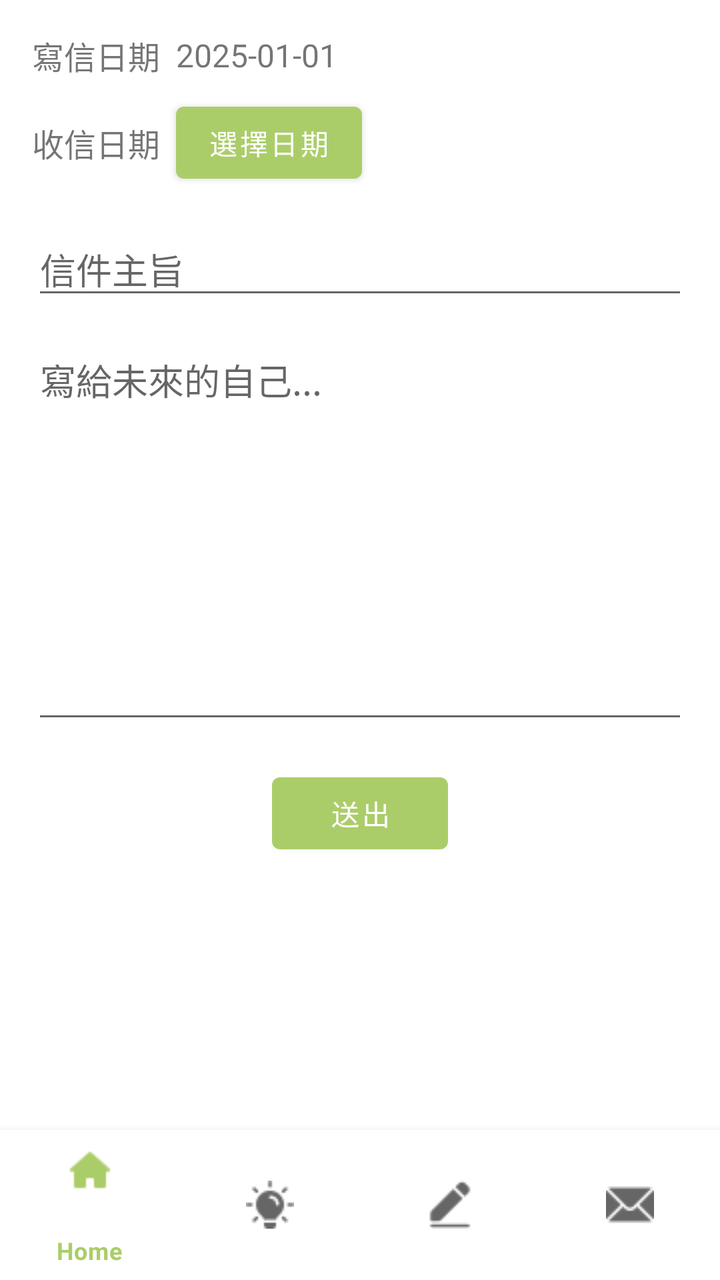
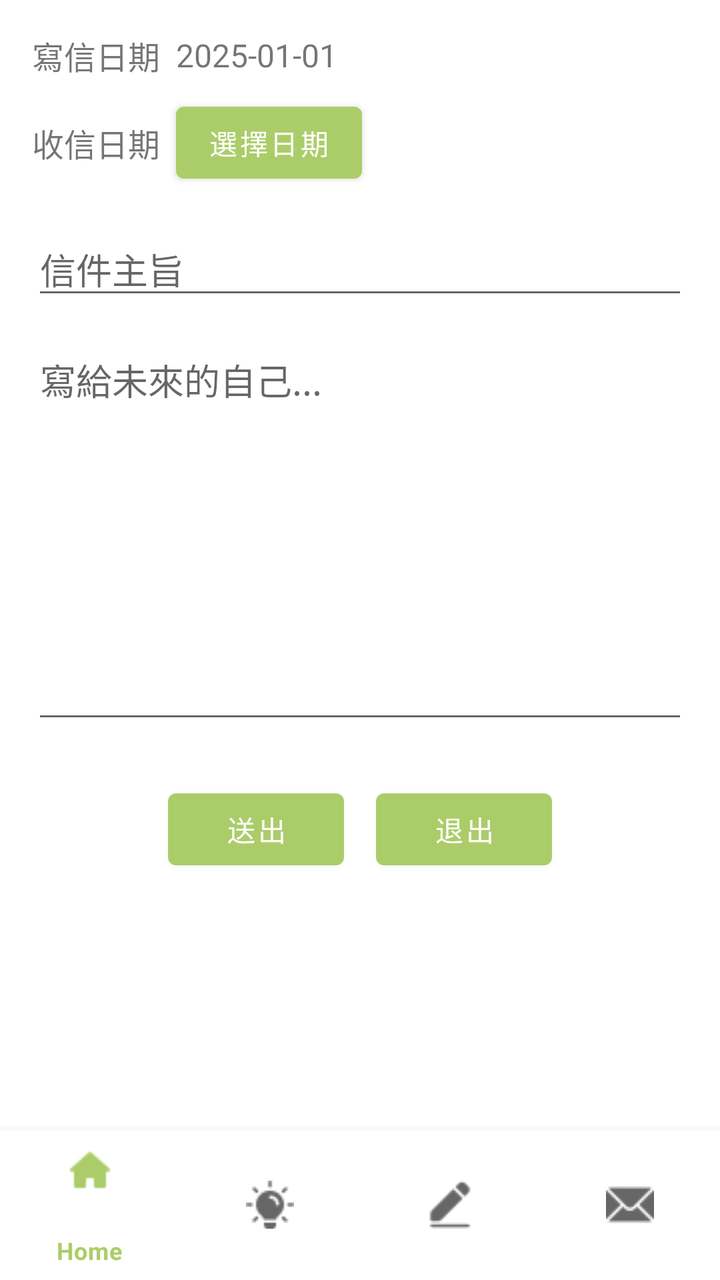

Compare the two renders of this Android layout. The source of the first and the diff that turns it into the second are given below.
<!-- AndroidManifest.xml: application theme Theme.FutureMeMailApp -->
<!-- res/layout/activity_write.xml -->
<?xml version="1.0" encoding="utf-8"?>
<androidx.constraintlayout.widget.ConstraintLayout xmlns:android="http://schemas.android.com/apk/res/android"
    xmlns:app="http://schemas.android.com/apk/res-auto"
    xmlns:tools="http://schemas.android.com/tools"
    android:id="@+id/main"
    android:layout_width="match_parent"
    android:layout_height="match_parent"
    tools:context=".MainActivity">

    
    <ScrollView
        android:id="@+id/scrollWrite"
        android:layout_width="0dp"
        android:layout_height="0dp"
        android:fillViewport="true"
        app:layout_constraintTop_toTopOf="parent"
        app:layout_constraintBottom_toTopOf="@id/bottomNavigationView"
        app:layout_constraintStart_toStartOf="parent"
        app:layout_constraintEnd_toEndOf="parent">

        <LinearLayout
            android:layout_width="match_parent"
            android:layout_height="wrap_content"
            android:orientation="vertical"
            android:padding="16dp">

            
            <LinearLayout
                android:layout_width="match_parent"
                android:layout_height="wrap_content"
                android:orientation="horizontal"
                android:gravity="center_vertical"
                android:layout_marginBottom="8dp">

                <TextView
                    android:id="@+id/tvWriteDateLabel"
                    android:layout_width="wrap_content"
                    android:layout_height="wrap_content"
                    android:text="寫信日期"
                    android:textSize="16sp" />

                <TextView
                    android:id="@+id/tvWriteDate"
                    android:layout_width="wrap_content"
                    android:layout_height="wrap_content"
                    android:layout_marginStart="8dp"
                    android:text="2025-01-01"
                    android:textSize="16sp" />
            </LinearLayout>

            
            <LinearLayout
                android:layout_width="match_parent"
                android:layout_height="wrap_content"
                android:orientation="horizontal"
                android:gravity="center_vertical"
                android:layout_marginBottom="16dp">

                <TextView
                    android:id="@+id/tvReceiveDateLabel"
                    android:layout_width="wrap_content"
                    android:layout_height="wrap_content"
                    android:text="收信日期"
                    android:textSize="16sp" />

                <Button
                    android:id="@+id/btnPickReceiveDate"
                    android:layout_width="wrap_content"
                    android:layout_height="wrap_content"
                    android:layout_marginStart="8dp"
                    android:text="選擇日期" />
            </LinearLayout>

            
            <EditText
                android:id="@+id/etTitle"
                android:layout_width="match_parent"
                android:layout_height="wrap_content"
                android:hint="信件主旨"
                android:layout_marginBottom="12dp" />

            
            <EditText
                android:id="@+id/etContent"
                android:layout_width="match_parent"
                android:layout_height="200dp"
                android:hint="寫給未來的自己..."
                android:gravity="top"
                android:inputType="textMultiLine"
                android:layout_marginBottom="16dp" />

            
            <Button
                android:id="@+id/btnSend"
                android:layout_width="wrap_content"
                android:layout_height="wrap_content"
                android:text="送出"
                android:layout_gravity="center_horizontal" />

        </LinearLayout>
    </ScrollView>

    
    <com.google.android.material.bottomnavigation.BottomNavigationView
        android:id="@+id/bottomNavigationView"
        android:layout_width="0dp"
        android:layout_height="75dp"
        app:layout_constraintBottom_toBottomOf="parent"
        app:layout_constraintStart_toStartOf="parent"
        app:layout_constraintEnd_toEndOf="parent"
        app:menu="@menu/bottom_nav_menu" />

</androidx.constraintlayout.widget.ConstraintLayout>
<!-- resources referenced by this layout -->
<resources>
  <style name="Theme.FutureMeMailApp" parent="Theme.MaterialComponents.DayNight.DarkActionBar">
          
          
          
          <item name="colorPrimary">@color/green_200</item>
          <item name="colorPrimaryVariant">@color/green_700</item>
          <item name="colorOnPrimary">@color/white</item>
          
          <item name="colorSecondary">@color/teal_200</item>
          <item name="colorSecondaryVariant">@color/teal_700</item>
          <item name="colorOnSecondary">@color/black</item>
          
          <item name="android:statusBarColor" tools:targetApi="l">?attr/colorPrimaryVariant</item>
      </style>
  <color name="green_200">#ABCD69</color>
  <color name="green_700">#0F502F</color>
  <color name="white">#FFFFFFFF</color>
  <color name="teal_200">#FF03DAC5</color>
  <color name="teal_700">#FF018786</color>
  <color name="black">#FF000000</color>
</resources>

<!-- the commit's change to res/layout/activity_write.xml (unified diff, before → after) -->
@@ -90,12 +90,26 @@
                 android:layout_marginBottom="16dp" />
 
             
-            <Button
-                android:id="@+id/btnSend"
-                android:layout_width="wrap_content"
+            <LinearLayout
+                android:layout_width="match_parent"
                 android:layout_height="wrap_content"
-                android:text="送出"
-                android:layout_gravity="center_horizontal" />
+                android:orientation="horizontal"
+                android:gravity="center"
+                android:layout_marginTop="8dp">
+
+                <Button
+                    android:id="@+id/btnSend"
+                    android:layout_width="wrap_content"
+                    android:layout_height="wrap_content"
+                    android:text="送出"
+                    android:layout_marginEnd="16dp" />
+
+                <Button
+                    android:id="@+id/btnExit"
+                    android:layout_width="wrap_content"
+                    android:layout_height="wrap_content"
+                    android:text="退出" />
+            </LinearLayout>
 
         </LinearLayout>
     </ScrollView>
